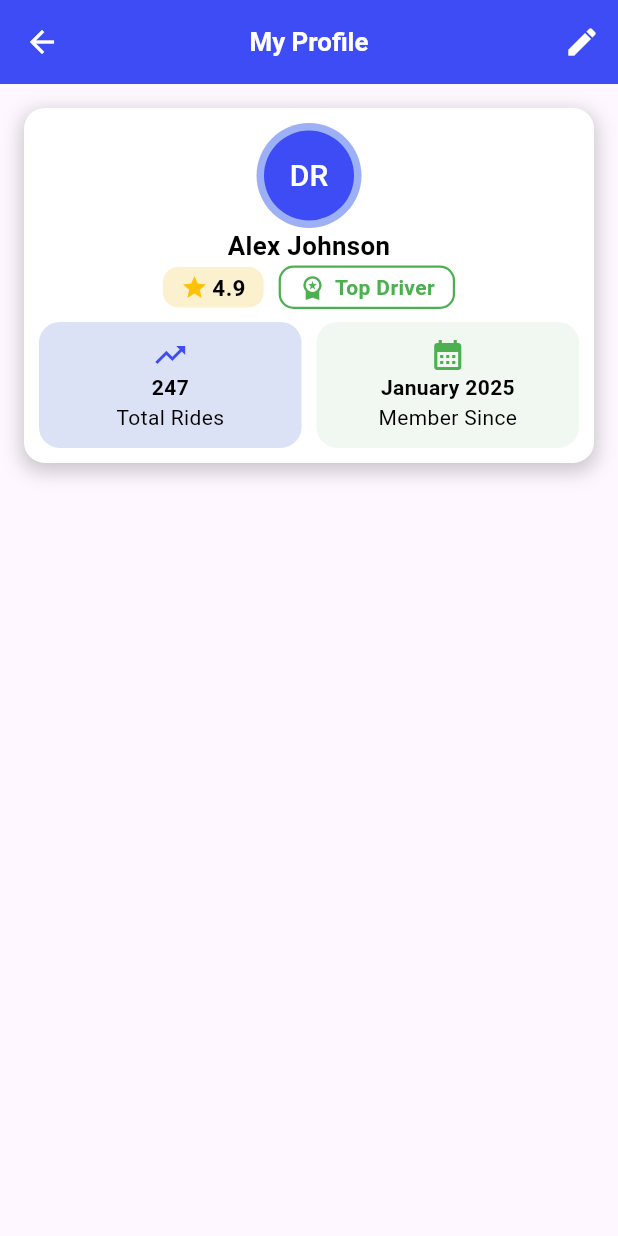
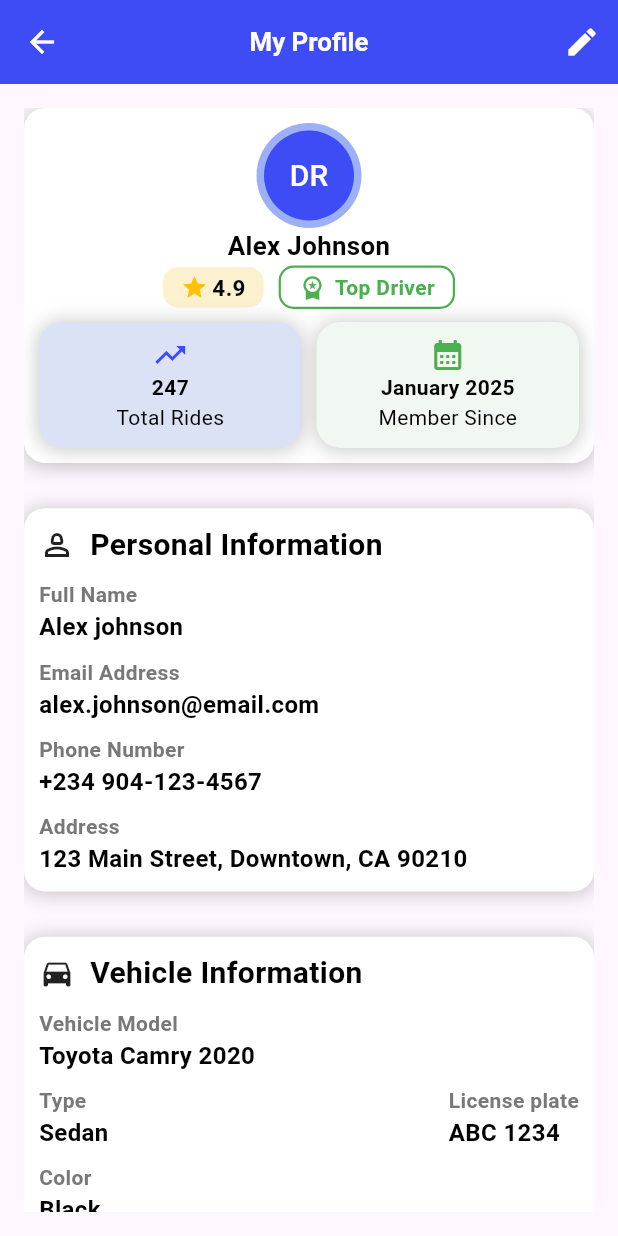
Before and after one commit to ADEDANCE/getin_driver, a Flutter app: the ProfileScreen screen opened directly, on a phone screen of 412 x 824 dp. Run offline on Flutter 3.47's test engine with Material 3 defaults, Android fonts, the phone set to English and light mode, and no system bars; our stand-ins replace dotted_border, file_picker, flutter_screenutil, image_picker, permission_handler.

Commit message:
Refractor(Add Personal and car infomation section)

```diff
--- a/lib/home/profile_screen.dart
+++ b/lib/home/profile_screen.dart
@@ -1,5 +1,7 @@
 import 'package:flutter/material.dart';
 import 'package:flutter_screenutil/flutter_screenutil.dart';
+import 'package:getin_driver/reusable_widget/details_container.dart';
+import 'package:getin_driver/reusable_widget/info_container.dart';
 
 class ProfileScreen extends StatefulWidget {
   const ProfileScreen({super.key});
@@ -35,6 +37,7 @@ class _ProfileScreenState extends State<ProfileScreen> {
       body: SafeArea(
         child: Padding(
           padding: EdgeInsets.all(16),
+          child: SingleChildScrollView(
             child: Column(
               children: [
                 Container(
@@ -49,8 +52,8 @@ class _ProfileScreenState extends State<ProfileScreen> {
                           alpha: 0.2,
                         ), // shadow color
                         blurRadius: 10, // how soft the shadow is
-                      spreadRadius: 2, // how wide it spreads
-                      offset: Offset(0, 4), // position (x, y)
+                        spreadRadius: 1, // how wide it spreads
+                        offset: Offset(0, 2), // position (x, y)
                       ),
                     ],
                   ),
@@ -112,7 +115,10 @@ class _ProfileScreenState extends State<ProfileScreen> {
                               vertical: 3,
                             ),
                             decoration: BoxDecoration(
-                            border: Border.all(color: Colors.green, width: 1.5),
+                              border: Border.all(
+                                color: Colors.green,
+                                width: 1.5,
+                              ),
                               borderRadius: BorderRadius.circular(10),
                             ),
                             child: Row(
@@ -142,66 +148,40 @@ class _ProfileScreenState extends State<ProfileScreen> {
                         mainAxisAlignment: MainAxisAlignment.spaceBetween,
                         children: [
                           Expanded(
-                          child: Container(
-                            padding: EdgeInsets.all(10),
-                            decoration: BoxDecoration(
-                              borderRadius: BorderRadius.circular(16.r),
-                              color: Color.fromARGB(255, 220, 226, 245),
+                            child: DetailsContainer(
+                              iconmainAxisAlignment: MainAxisAlignment.center,
+                              backgroundColor: Color.fromARGB(
+                                255,
+                                220,
+                                226,
+                                245,
                               ),
-                            child: Column(
-                              children: [
-                                Icon(
+                              crossAxisAlignment: CrossAxisAlignment.center,
+                              detailicon: Icon(
                                 Icons.trending_up,
                                 color: Color(0xFF3D4CF5),
                               ),
-                                Text(
-                                  "247",
-                                  style: TextStyle(
-                                    fontSize: 14,
-                                    color: Colors.black,
-                                    fontWeight: FontWeight.bold,
-                                  ),
-                                ),
-                                Text(
-                                  "Total Rides",
-                                  style: TextStyle(
-                                    fontSize: 14,
-                                    color: Colors.black,
-                                  ),
-                                ),
-                              ],
-                            ),
+                              title: "247",
+                              subtitle: "Total Rides",
                             ),
                           ),
                           SizedBox(width: 10),
                           Expanded(
-                          child: Container(
-                            width: double.infinity,
-                            padding: EdgeInsets.all(10),
-                            decoration: BoxDecoration(
-                              borderRadius: BorderRadius.circular(16.r),
-                              color: const Color.fromARGB(255, 241, 248, 241),
+                            child: DetailsContainer(
+                              iconmainAxisAlignment: MainAxisAlignment.center,
+                              backgroundColor: const Color.fromARGB(
+                                255,
+                                241,
+                                248,
+                                241,
                               ),
-                            child: Column(
-                              children: [
-                                Icon(Icons.calendar_month, color: Colors.green),
-                                Text(
-                                  "January 2025",
-                                  style: TextStyle(
-                                    fontSize: 14,
-                                    color: Colors.black,
-                                    fontWeight: FontWeight.bold,
+                              crossAxisAlignment: CrossAxisAlignment.center,
+                              detailicon: Icon(
+                                Icons.calendar_month,
+                                color: Colors.green,
                               ),
-                                ),
-                                Text(
-                                  "Member Since",
-                                  style: TextStyle(
-                                    fontSize: 14,
-                                    color: Colors.black,
-                                  ),
-                                ),
-                              ],
-                            ),
+                              title: "January 2025",
+                              subtitle: "Member Since",
                             ),
                           ),
                         ],
@@ -209,7 +189,29 @@ class _ProfileScreenState extends State<ProfileScreen> {
                     ],
                   ),
                 ),
+                SizedBox(height: 35.h),
+                InfoContainer(
+                  icon: Icon(Icons.person_2_outlined),
+                  title: "Personal Information",
+                  hitname: "Full Name",
+                  name: "Alex johnson",
+                  email: "alex.johnson@email.com",
+                  phone: "+234 904-123-4567",
+                  address: "123 Main Street, Downtown, CA 90210",
+                ),
+                SizedBox(height: 35.h),
+                //Vehicle Information
+                InfoContainer(
+                  icon: Icon(Icons.directions_car),
+                  title: "Vehicle Information",
+                  hitname: "Vehicle Model",
+                  name: "Toyota Camry 2020",
+                  type: "Sedan",
+                  license: "ABC 1234",
+                  color: "Black",
+                ),
               ],
+            ),
           ),
         ),
       ),
```
Lines whose indentation alone changed are shown as unchanged.
